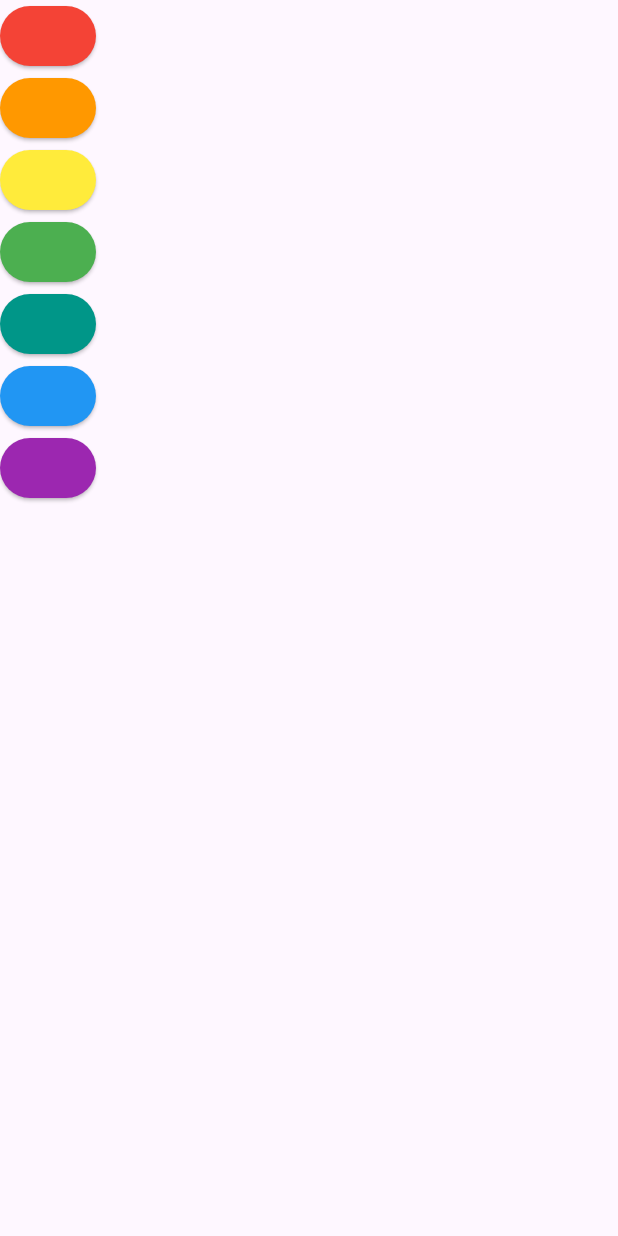
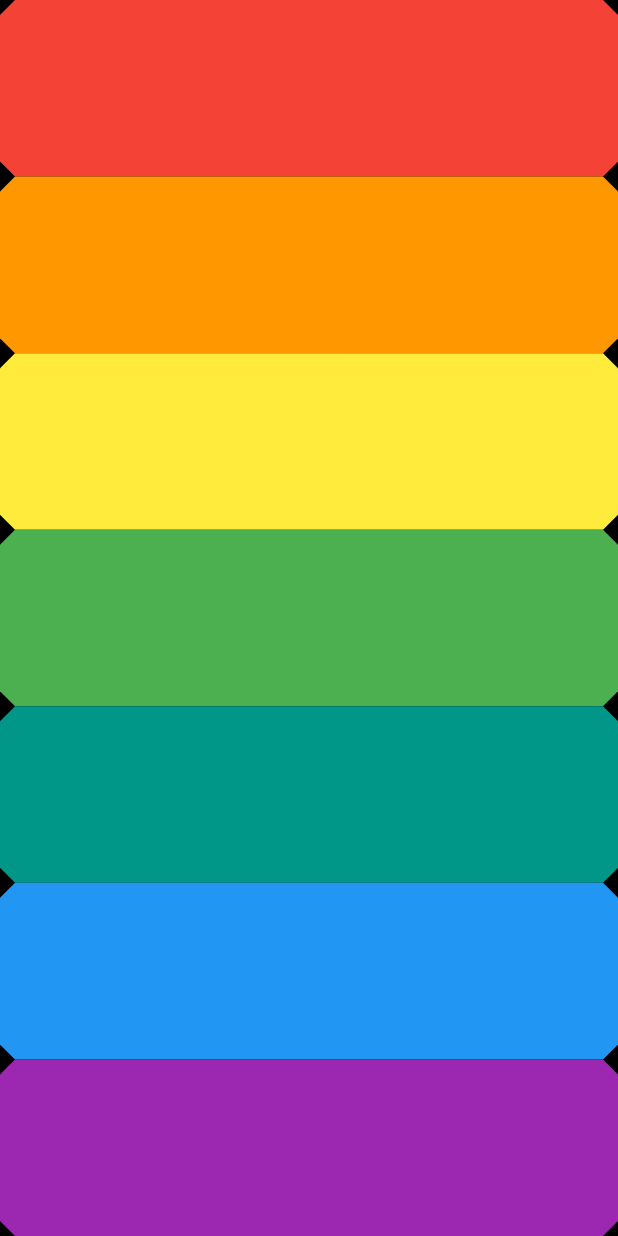
Before and after one commit to CJ445/xylophone_flutter, a Flutter app: the screen it shows after launch, on a phone screen of 412 x 824 dp. Run offline on Flutter 3.47's test engine with Material 3 defaults, Android fonts, the light colour scheme and no system bars; our stand-ins replace audioplayers.

Commit message:
Made the UI better. Will work on improving code readability now

```diff
--- a/lib/main.dart
+++ b/lib/main.dart
@@ -4,8 +4,7 @@ import 'package:audioplayers/audioplayers.dart';
 void main() => runApp(XylophoneApp());
 
 class XylophoneApp extends StatelessWidget {
-
-  void playSound(int n){
+  void playSound(int n) {
     final player = AudioPlayer();
     player.play(AssetSource('note$n.wav'));
   }
@@ -14,72 +13,108 @@ class XylophoneApp extends StatelessWidget {
   Widget build(BuildContext context) {
     return MaterialApp(
       home: Scaffold(
+        backgroundColor: Colors.black,
         body: SafeArea(
             child: Column(
+          crossAxisAlignment: CrossAxisAlignment.stretch,
           children: [
-                ElevatedButton(
+            Expanded(
+              child: ElevatedButton(
                 style: ElevatedButton.styleFrom(
-                    backgroundColor: Colors.red, // Set the button color to red
+                  shape: BeveledRectangleBorder(
+                    borderRadius: BorderRadius.circular(10),
+                  ),
+                  backgroundColor: Colors.red,
                 ),
                 onPressed: () {
                   playSound(1);
                 },
                 child: null,
               ),
-
-                ElevatedButton(
+            ),
+            Expanded(
+              child: ElevatedButton(
                 style: ElevatedButton.styleFrom(
-                    backgroundColor: Colors.orange, // Set the button color to red
+                  backgroundColor: Colors.orange,
+                  shape: BeveledRectangleBorder(
+                    borderRadius: BorderRadius.circular(10),
+                  ),
                 ),
                 onPressed: () {
                   playSound(2);
                 },
                 child: null,
               ),
-                ElevatedButton(
+            ),
+            Expanded(
+              child: ElevatedButton(
                 style: ElevatedButton.styleFrom(
-                    backgroundColor: Colors.yellow, // Set the button color to red
+                  backgroundColor: Colors.yellow,
+                  shape: BeveledRectangleBorder(
+                    borderRadius: BorderRadius.circular(10),
+                  ),
                 ),
                 onPressed: () {
                   playSound(3);
                 },
                 child: null,
               ),
-                ElevatedButton(
+            ),
+            Expanded(
+              child: ElevatedButton(
                 style: ElevatedButton.styleFrom(
                   backgroundColor: Colors.green,
+                  shape: BeveledRectangleBorder(
+                    borderRadius: BorderRadius.circular(10),
+                  ),
                 ),
                 onPressed: () {
                   playSound(4);
                 },
                 child: null,
               ),
-                ElevatedButton(
+            ),
+            Expanded(
+              child: ElevatedButton(
                 style: ElevatedButton.styleFrom(
                   backgroundColor: Colors.teal,
+                  shape: BeveledRectangleBorder(
+                    borderRadius: BorderRadius.circular(10),
+                  ),
                 ),
                 onPressed: () {
                   playSound(5);
                 },
                 child: null,
               ),
-                ElevatedButton(
+            ),
+            Expanded(
+              child: ElevatedButton(
                 style: ElevatedButton.styleFrom(
                   backgroundColor: Colors.blue,
+                  shape: BeveledRectangleBorder(
+                    borderRadius: BorderRadius.circular(10),
+                  ),
                 ),
                 onPressed: () {
                   playSound(6);
                 },
                 child: null,
               ),
-                ElevatedButton(
+            ),
+            Expanded(
+              child: ElevatedButton(
                 style: ElevatedButton.styleFrom(
                   backgroundColor: Colors.purple,
+                  shape: BeveledRectangleBorder(
+                    borderRadius: BorderRadius.circular(10),
+                  ),
                 ),
                 onPressed: () {
                   playSound(7);
                 },
                 child: null,
+              ),
             ),
           ],
         )),
```
Lines whose indentation alone changed are shown as unchanged.
